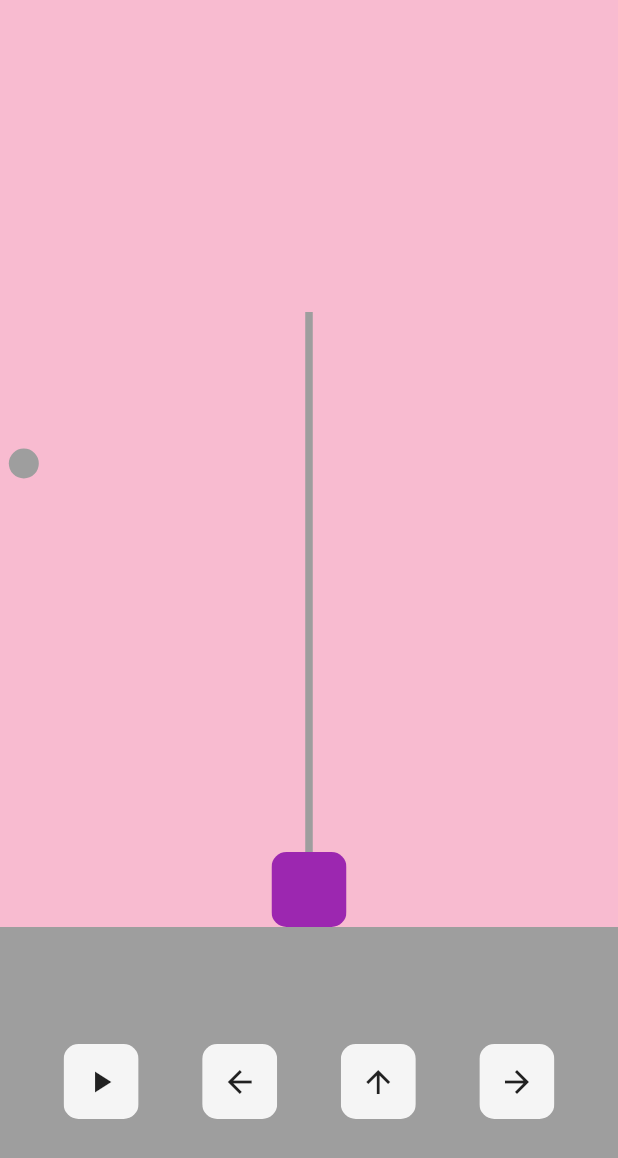
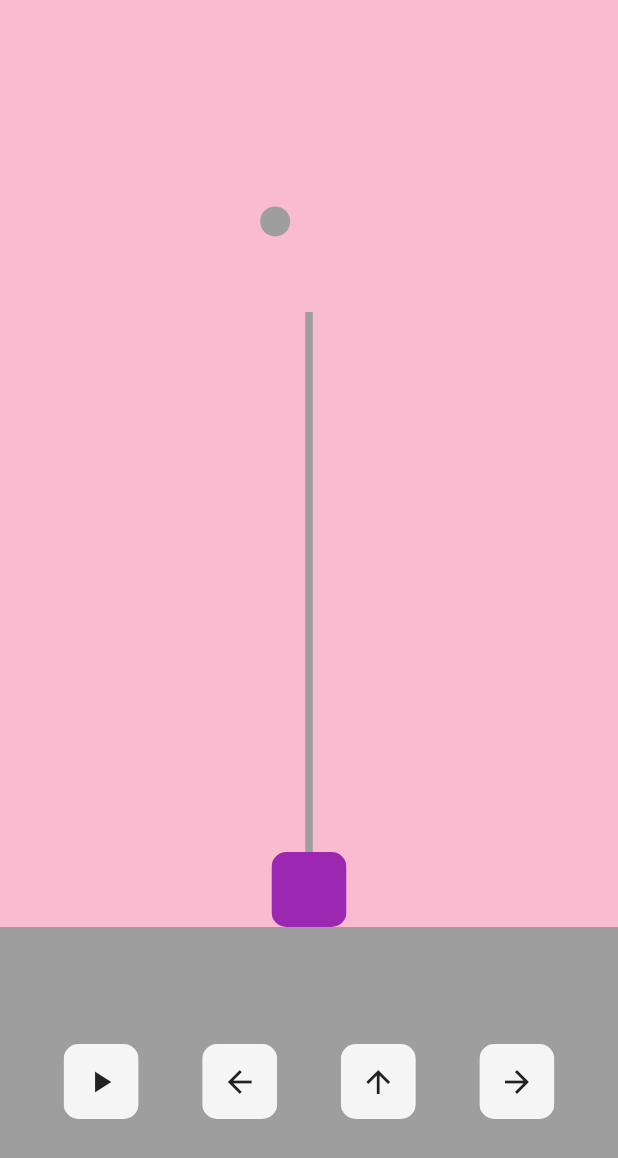
Before and after one commit to ChetanJagdaley/BubbleTrouble-FlutterProject, a Flutter app: the screen it shows after launch, after a tap on the "arrow upward" icon, on a phone screen of 412 x 824 dp. Shown: the top 1158 px of the screen. Run offline on Flutter 3.47's test engine with Material 2 defaults, Android fonts, the phone set to English and light mode, and no system bars.

Commit message:
basic mechanics of the game is completed however more modifications are in on their way

```diff
--- a/bubble_trouble/lib/home.dart
+++ b/bubble_trouble/lib/home.dart
@@ -32,6 +32,7 @@ class _HomepageState extends State<Homepage> {
   void resetMissile() {
     missileX = playerX;
     missileHeight = 10;
+    midshot = false;
   }
 
   void moveLeft() {
@@ -71,33 +72,99 @@ class _HomepageState extends State<Homepage> {
           missileHeight += 10;
         });
 
+        //reset missile when it hits the top
         if (missileHeight > MediaQuery.of(context).size.height * 3 / 4) {
           resetMissile();
           timer.cancel();
-          midshot = false;
+        }
+
+        //checks if missile hits the ball
+        if(ballY>heightToCoordinate(missileHeight) && (ballX-missileX).abs()<0.03){
+          resetMissile();
+          ballY=5;
+          timer.cancel();
         }
       });
     }
   }
 
   void startGame() {
-    Timer.periodic(Duration(milliseconds: 50), (Timer) {
+
+    double time = 0 ;
+    double height = 0 ;
+    double velocity = 100; // how strong the jump is
+    Timer.periodic(Duration(milliseconds: 20), (Timer) {
+
+      //quadratic equation that models a bounce (upside and parabola)
+      height = -5 * time * time + velocity * time;
+
+
+      // if the ball reaches the ground , reset the jump
+      if(height<0){
+        time = 0;
+      }
+
+      setState(() {
+        ballY= heightToCoordinate(height);
+      });
+
+      time +=0.1;
+
+      //if the ball hits the left wall change its direction to the right
       if (ballX - 0.03 < -1) {
         ballDirection = direction.RIGHT;
-      } else if (ballX + 0.03 > 1) {
+      }
+
+      // if the ball hits the right wall change its direction to the right wall
+       else if (ballX + 0.03 > 1) {
         ballDirection = direction.LEFT;
       }
 
       if (ballDirection == direction.LEFT) {
         setState(() {
-          ballX -= .03;
+          ballX -= .005;
         });
+
       } else if (ballDirection == direction.RIGHT) {
         setState(() {
-          ballX += .03;
+          ballX += .005;
         });
       }
+      if(playerDies()){
+        Timer.cancel();
+        _showDialog();
+      }
     });
+  }
+
+  void _showDialog(){
+    showDialog(context: context, builder: (BuildContext context){
+      return AlertDialog(
+        backgroundColor: Colors.grey,
+        title: Text('You dead bruh!',
+        style: TextStyle(
+          color: Colors.white,
+        ),),
+      );
+    });
+  }
+
+  bool playerDies(){
+    //if the ball touches the player
+    if((ballX-playerX).abs()<0.05 && ballY> 0.95){
+      return true;
+    }
+    else{
+      return false;
+    }
+  }
+
+
+// this function convert height to coordinate
+  double heightToCoordinate(double height){
+    double totalHeight = MediaQuery.of(context).size.height*3/4;
+    double missileY = 1-2*height/totalHeight;
+    return missileY;
   }
 
   @override
```
